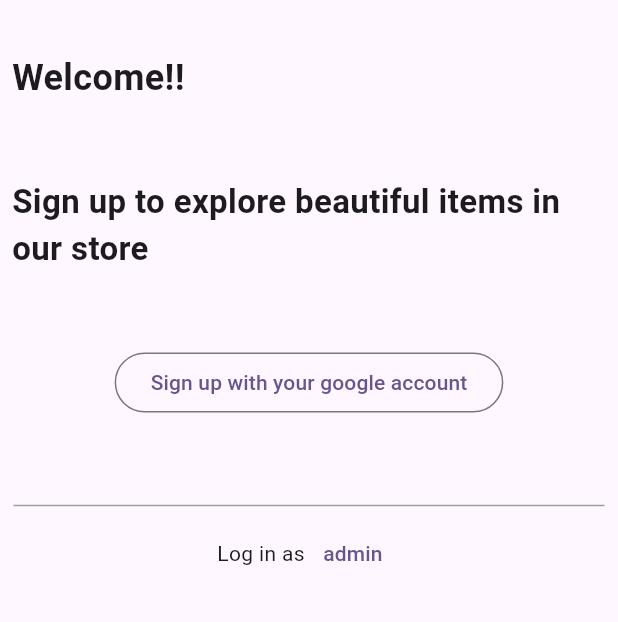
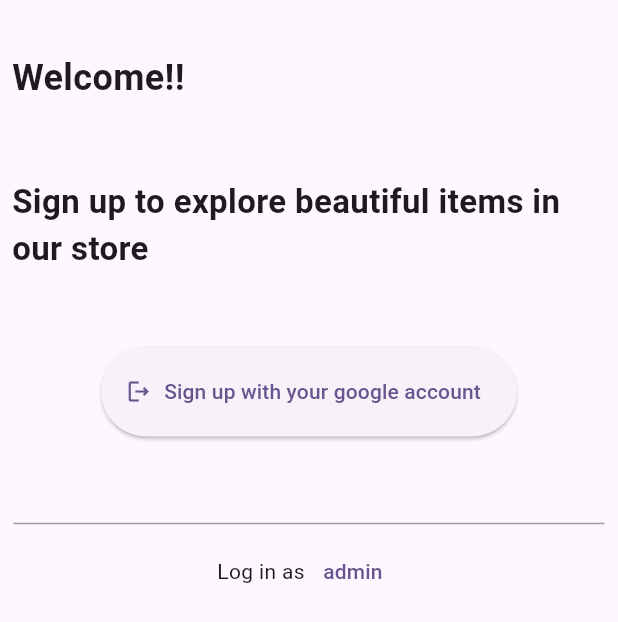
Before and after one commit to xclusiveskate/map_commerce, a Flutter app: the screen it shows after launch, on a phone screen of 412 x 824 dp. Shown: the top 622 px of the screen. Run offline on Flutter 3.47's test engine with Material 2 defaults, Android fonts, the phone set to English and light mode, and no system bars; our stand-ins replace cloud_firestore, firebase_analytics, firebase_auth, firebase_core, google_maps_flutter, google_sign_in and 2 more; missing offline and left inert: cloudinary_public, flutter_google_places, google_api_headers, google_maps_webservice; accounts and stored records are empty.

Commit message:
new intro

```diff
--- a/lib/controllers/auth.dart
+++ b/lib/controllers/auth.dart
@@ -38,6 +38,7 @@ class Authentication {
 
         UserCredential res = await _auth.signInWithCredential(cred);
         Database.saveUserData(res);
+        return res;
       }
     } on PlatformException catch (e) {
       if (e.code == GoogleSignIn.kNetworkError) {
--- a/lib/main.dart
+++ b/lib/main.dart
@@ -1,8 +1,10 @@
+import 'package:firebase_analytics/firebase_analytics.dart';
 import 'package:firebase_auth/firebase_auth.dart';
 import 'package:firebase_core/firebase_core.dart';
 import 'package:flutter/material.dart';
 import 'package:map_commerce/firebase_options.dart';
 import 'package:map_commerce/provider/admin.change.dart';
+import 'package:map_commerce/provider/sign_in_provider.dart';
 import 'package:map_commerce/screens/auth/check_user.dart';
 import 'package:provider/provider.dart';
 
@@ -11,22 +13,25 @@ void main() async {
   await Firebase.initializeApp(
     options: DefaultFirebaseOptions.currentPlatform,
   );
-  runApp(ChangeNotifierProvider(
-      create: (context) => AdminChanger(), child: const MyApp()));
+  runApp(MultiProvider(providers: [
+    ChangeNotifierProvider<AdminChanger>(create: (context) => AdminChanger()),
+    ChangeNotifierProvider<AuthProvider>(create: (context) => AuthProvider()),
+  ], child: const MyApp()));
 }
 
 class MyApp extends StatelessWidget {
   const MyApp({super.key});
   @override
   Widget build(BuildContext context) {
+    FirebaseAnalytics analytics = FirebaseAnalytics.instance;
     return MaterialApp(
       title: 'Flutter Demo',
-
       debugShowCheckedModeBanner: false,
       theme: ThemeData(
         colorScheme: ColorScheme.fromSeed(seedColor: Colors.deepPurple),
         useMaterial3: true,
       ),
+      navigatorObservers: [FirebaseAnalyticsObserver(analytics: analytics)],
       home: StreamBuilder(
           stream: FirebaseAuth.instance.authStateChanges(),
           builder: (context, snapshot) {
--- a/lib/screens/auth/sign_in.dart
+++ b/lib/screens/auth/sign_in.dart
@@ -2,6 +2,7 @@ import 'package:flutter/material.dart';
 
 import 'package:map_commerce/controllers/auth.dart';
 import 'package:map_commerce/provider/admin.change.dart';
+import 'package:map_commerce/provider/sign_in_provider.dart';
 import 'package:map_commerce/screens/auth/sign_up.dart';
 import 'package:provider/provider.dart';
 import 'package:shared_preferences/shared_preferences.dart';
@@ -30,6 +31,7 @@ class _AuthScreenState extends State<AuthScreen> {
   @override
   Widget build(BuildContext context) {
     final isAdmin = context.watch<AdminChanger>();
+    final auth = context.watch<AuthProvider>();
     return Scaffold(
       body: SingleChildScrollView(
         child: Padding(
@@ -95,18 +97,27 @@ class _AuthScreenState extends State<AuthScreen> {
                             height: 20,
                           ),
                           OutlinedButton(
-                              onPressed: () {
-                                signIn();
-                              },
-                              child: const Text("Log in"))
+                              onPressed: auth.isLaoding
+                                  ? null
+                                  : auth.signInAdmin(BuildContext, context,
+                                      emailControl.text, passControl.text),
+                              child: auth.isLaoding == true
+                                  ? CircularProgressIndicator()
+                                  : Text("Log in"))
                         ],
                       ),
                     )
-                  : OutlinedButton(
+                  : ElevatedButton.icon(
+                      style: ElevatedButton.styleFrom(
+                          minimumSize:
+                              Size(MediaQuery.of(context).size.width / 2, 60)),
+                      icon: Icon(Icons.logout_outlined),
                       onPressed: () async {
-                        Authentication.signUserUpWithGoogle(context);
+                        auth.signInUser(context);
                       },
-                      child: const Text("Sign up with your google account")),
+                      label: auth.isLaoding == true
+                          ? CircularProgressIndicator()
+                          : Text("Sign up with your google account")),
               const SizedBox(
                 height: 50,
               ),
--- a/lib/screens/buyers/nav_screens/home_screen.dart
+++ b/lib/screens/buyers/nav_screens/home_screen.dart
@@ -1,5 +1,4 @@
 import 'package:flutter/material.dart';
-import 'package:map_commerce/controllers/auth.dart';
 import 'package:map_commerce/screens/buyers/other_pages/cart_screen.dart';
 import 'package:map_commerce/screens/sellers/tabs/all.dart';
 import 'package:map_commerce/widgets/row.dart';
@@ -32,7 +31,7 @@ class _BuyerHomeScreenState extends State<BuyerHomeScreen> {
                         Navigator.push(
                             context,
                             MaterialPageRoute(
-                                builder: (context) => CartPage()));
+                                builder: (context) => const CartPage()));
                       },
                       icon: const Icon(Icons.production_quantity_limits))),
             ),
--- a/pubspec.yaml
+++ b/pubspec.yaml
@@ -55,6 +55,8 @@ dependencies:
   flutter_google_places: ^0.3.0
   google_map_place_picker: ^0.0.4
   shimmer: ^3.0.0
+  flutter_app_badger: ^1.5.0
+  firebase_analytics: ^10.5.0
 
 dev_dependencies:
   flutter_test:
```
Also changed, not shown: lib/provider/products.dart (added, +13 -0 lines), lib/provider/sign_in_provider.dart (+21 -1 lines), pubspec.lock, 1 other file.
